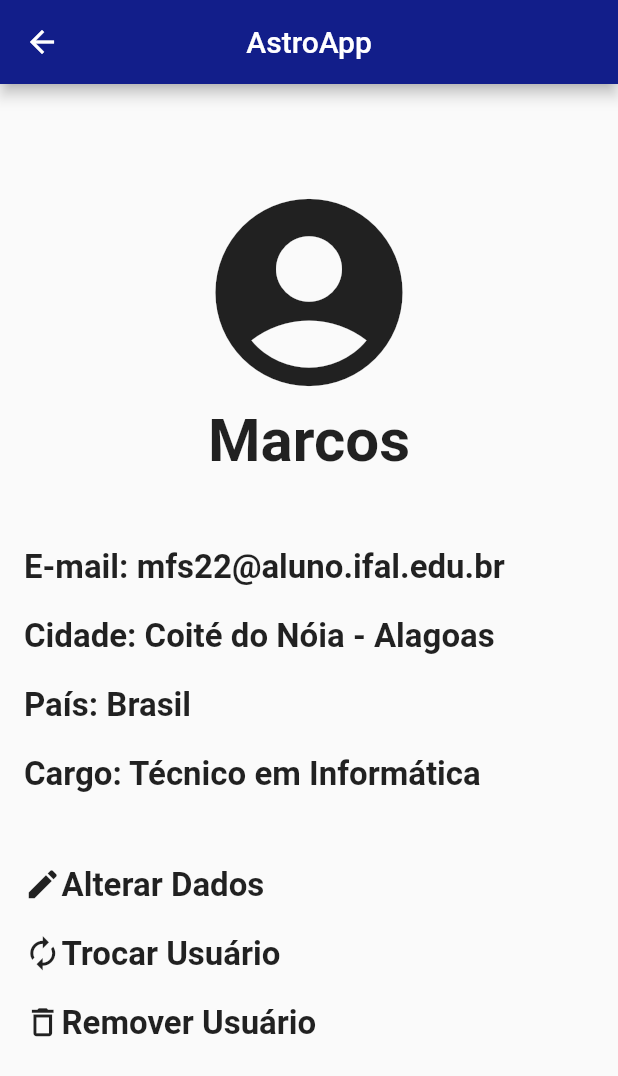
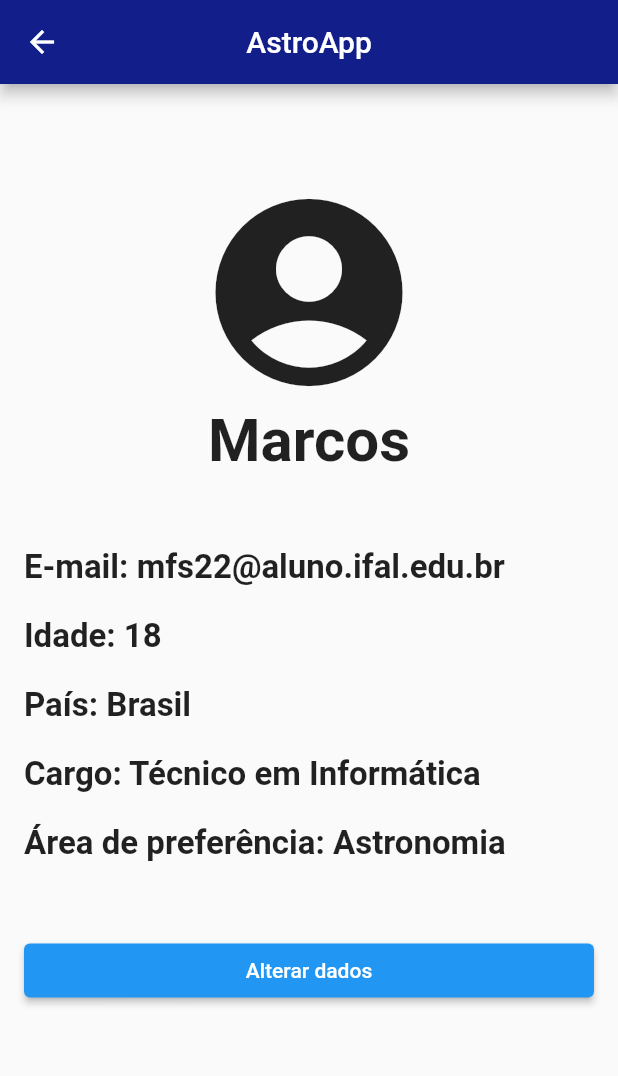
Before and after one commit to RichardoAhlSill/AstroApllication, a Flutter app: the UserPage screen opened directly, after a tap on "Alterar Dados", on a phone screen of 412 x 824 dp. Shown: the top 1076 px of the screen. Run offline on Flutter 3.47's test engine with Material 2 defaults, Android fonts, the phone set to English and light mode, and no system bars; our stand-ins replace sqflite; accounts and stored records are empty.

Commit message:
Adicionando funcionalidades do usuário

```diff
--- /dev/null
+++ b/lib/pages/alterarDadosUser.dart
@@ -0,0 +1,107 @@
+import 'package:astroapp/pages/trocarUser.dart';
+import 'package:flutter/material.dart';
+
+class AlterarDadosUser extends StatefulWidget {
+  const AlterarDadosUser({Key? key}) : super(key: key);
+
+  @override
+  State<AlterarDadosUser> createState() => _AlterarDadosUserState();
+}
+
+class _AlterarDadosUserState extends State<AlterarDadosUser> {
+  @override
+  Widget build(BuildContext context) {
+    return Scaffold(
+      appBar: AppBar(
+        backgroundColor: const Color.fromARGB(255, 18, 30, 138),
+        centerTitle: true,
+        title: const Text(
+          'AstroApp',
+          style: TextStyle(color: Colors.white),
+        ),
+      ),
+      body: buildBody(),
+    );
+  }
+
+  buildBody() {
+    return Padding(
+      padding: const EdgeInsets.all(16.0),
+      child: SingleChildScrollView(
+        child: Column(
+          crossAxisAlignment: CrossAxisAlignment.stretch,
+          children: [
+            const SizedBox(height: 48),
+            Container(
+              child: const Icon(
+                Icons.account_circle,
+                size: 150,
+              ),
+            ),
+            Text(
+              'Marcos',
+              textAlign: TextAlign.center,
+              style: TextStyle(
+                fontSize: 40,
+                fontWeight: FontWeight.bold,
+              ),
+            ),
+            Column(
+              crossAxisAlignment: CrossAxisAlignment.start,
+              children: [
+                const SizedBox(height: 48),
+                const Text(
+                  'E-mail: mfs22@aluno.ifal.edu.br',
+                  textAlign: TextAlign.start,
+                  style: TextStyle(
+                    fontSize: 22,
+                    fontWeight: FontWeight.bold,
+                  ),
+                ),
+                const SizedBox(height: 20),
+                const Text(
+                  'Idade: 18',
+                  textAlign: TextAlign.start,
+                  style: TextStyle(
+                    fontSize: 22,
+                    fontWeight: FontWeight.bold,
+                  ),
+                ),
+                const SizedBox(height: 20),
+                const Text(
+                  'País: Brasil',
+                  textAlign: TextAlign.start,
+                  style: TextStyle(
+                    fontSize: 22,
+                    fontWeight: FontWeight.bold,
+                  ),
+                ),
+                const SizedBox(height: 20),
+                const Text(
+                  'Cargo: Técnico em Informática',
+                  textAlign: TextAlign.start,
+                  style: TextStyle(
+                    fontSize: 22,
+                    fontWeight: FontWeight.bold,
+                  ),
+                ),
+                const SizedBox(height: 20),
+                const Text(
+                  'Área de preferência: Astronomia',
+                  textAlign: TextAlign.start,
+                  style: TextStyle(
+                    fontSize: 22,
+                    fontWeight: FontWeight.bold,
+                  ),
+                ),
+              ],
+            ),
+            const SizedBox(height: 48),
+            ElevatedButton(onPressed: () {}, child: Text('Alterar dados'))
+          ],
+        ),
+      ),
+    );
+    ;
+  }
+}
--- a/lib/pages/cadastropage.dart
+++ b/lib/pages/cadastropage.dart
@@ -88,12 +88,12 @@ class _CadastroUserState extends State<CadastroUser> {
               TextFormField(
                 validator: (value) {
                   if (value == null || value.isEmpty) {
-                    return 'Campo cidade obrigatório';
+                    return 'Campo idade obrigatório';
                   }
                   return null;
                 },
                 decoration: const InputDecoration(
-                    border: OutlineInputBorder(), labelText: 'Cidade'),
+                    border: OutlineInputBorder(), labelText: 'Idade'),
               ),
               const SizedBox(height: 16),
               TextFormField(
@@ -117,6 +117,18 @@ class _CadastroUserState extends State<CadastroUser> {
                 },
                 decoration: const InputDecoration(
                     border: OutlineInputBorder(), labelText: 'Cargo'),
+              ),
+              const SizedBox(height: 16),
+              TextFormField(
+                validator: (value) {
+                  if (value == null || value.isEmpty) {
+                    return 'Campo área de preferência obrigatório';
+                  }
+                  return null;
+                },
+                decoration: const InputDecoration(
+                    border: OutlineInputBorder(),
+                    labelText: 'Assunto de maior relevância do aplicativo'),
               ),
               const SizedBox(height: 32),
               ElevatedButton(
--- a/lib/pages/userpage.dart
+++ b/lib/pages/userpage.dart
@@ -1,4 +1,5 @@
 import 'dart:io';
+import 'package:astroapp/pages/alterarDadosUser.dart';
 import 'package:astroapp/pages/trocarUser.dart';
 import 'package:flutter/material.dart';
 import 'package:astroapp/domain/user.dart';
@@ -66,7 +67,7 @@ class _UserPageState extends State<UserPage> {
                 ),
                 const SizedBox(height: 20),
                 const Text(
-                  'Cidade: Coité do Nóia - Alagoas',
+                  'Idade: 18',
                   textAlign: TextAlign.start,
                   style: TextStyle(
                     fontSize: 22,
@@ -91,11 +92,23 @@ class _UserPageState extends State<UserPage> {
                     fontWeight: FontWeight.bold,
                   ),
                 ),
+                const SizedBox(height: 20),
+                const Text(
+                  'Área de preferência: Astronomia',
+                  textAlign: TextAlign.start,
+                  style: TextStyle(
+                    fontSize: 22,
+                    fontWeight: FontWeight.bold,
+                  ),
+                ),
               ],
             ),
             const SizedBox(height: 48),
             InkWell(
-              onTap: () {},
+              onTap: (() => Navigator.push(
+                  context,
+                  MaterialPageRoute(
+                      builder: (context) => const AlterarDadosUser()))),
               child: Wrap(
                 children: [
                   Icon(
@@ -140,7 +153,7 @@ class _UserPageState extends State<UserPage> {
             ),
             const SizedBox(height: 20),
             InkWell(
-              onTap: () {},
+              onTap: deleteUser,
               child: Wrap(
                 children: [
                   Icon(
@@ -162,4 +175,24 @@ class _UserPageState extends State<UserPage> {
       ),
     );
   }
+
+  deleteUser() {
+    AlertDialog alerta = const AlertDialog(
+      title: Text(
+        "Tem certeza que deseja excluir o usuário?",
+        style: TextStyle(
+          color: Color(0xFF3E7F34),
+          fontSize: 15,
+          fontWeight: FontWeight.w500,
+        ),
+      ),
+      //Alterar aqui
+    );
+    showDialog(
+      context: context,
+      builder: (BuildContext context) {
+        return alerta;
+      },
+    );
+  }
 }
```
Also changed, not shown: 1 other file.
